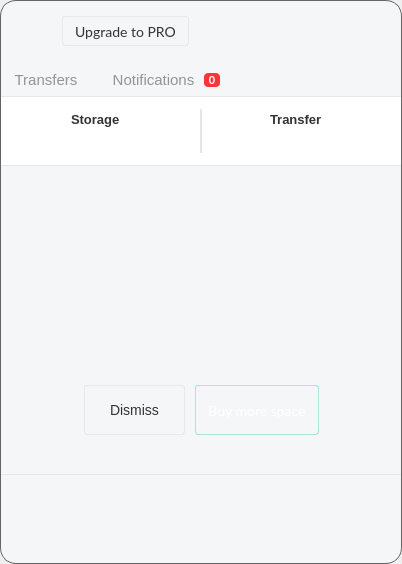
Qt form src/MEGASync/gui/linux/InfoDialog.ui (meganz/MEGAsync) before a commit.
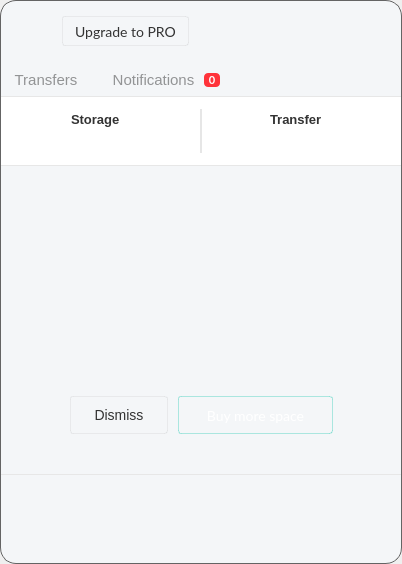
The same form after that commit. The open tabs and pages were chosen to show the change. Icons and pictures are not drawn. Custom widgets are drawn as their Qt base class.

```diff
--- a/src/MEGASync/gui/linux/InfoDialog.ui
+++ b/src/MEGASync/gui/linux/InfoDialog.ui
@@ -1586,7 +1586,7 @@
                             <property name="minimumSize">
                              <size>
                               <width>0</width>
-                              <height>75</height>
+                              <height>96</height>
                              </size>
                             </property>
                             <property name="maximumSize">
@@ -1629,10 +1629,16 @@
                              </item>
                              <item>
                               <widget class="QPushButton" name="bOQIcon">
+                               <property name="minimumSize">
+                                <size>
+                                 <width>96</width>
+                                 <height>96</height>
+                                </size>
+                               </property>
                                <property name="maximumSize">
                                 <size>
-                                 <width>64</width>
-                                 <height>64</height>
+                                 <width>96</width>
+                                 <height>96</height>
                                 </size>
                                </property>
                                <property name="text">
@@ -1640,8 +1646,8 @@
                                </property>
                                <property name="iconSize">
                                 <size>
-                                 <width>64</width>
-                                 <height>64</height>
+                                 <width>96</width>
+                                 <height>96</height>
                                 </size>
                                </property>
                               </widget>
@@ -1785,14 +1791,14 @@
                               <widget class="QPushButton" name="bDiscard">
                                <property name="minimumSize">
                                 <size>
-                                 <width>0</width>
-                                 <height>50</height>
+                                 <width>98</width>
+                                 <height>38</height>
                                 </size>
                                </property>
                                <property name="maximumSize">
                                 <size>
                                  <width>16777215</width>
-                                 <height>50</height>
+                                 <height>38</height>
                                 </size>
                                </property>
                                <property name="styleSheet">
@@ -1803,7 +1809,6 @@
 stop: 0 #ffffff, stop: 1 #fafafa);
  border-radius: 3px;
  border: 1px solid rgba(0, 0, 0, 5%);
- padding: 16px 25px 16px 25px;
  font-family: &quot;Lato&quot;;
  font-size: 14px;
  color: #333333;
@@ -1824,14 +1829,14 @@
                               <widget class="QPushButton" name="bBuyQuota">
                                <property name="minimumSize">
                                 <size>
-                                 <width>0</width>
-                                 <height>50</height>
+                                 <width>155</width>
+                                 <height>38</height>
                                 </size>
                                </property>
                                <property name="maximumSize">
                                 <size>
                                  <width>16777215</width>
-                                 <height>50</height>
+                                 <height>38</height>
                                 </size>
                                </property>
                                <property name="styleSheet">
@@ -1842,7 +1847,6 @@
 border: 1px solid rgba(0,191, 165, 30%);
 border-radius: 3px;
 color: #ffffff;
-padding: 7px 12px 7px 12px;
 background-color: qlineargradient(x1: 0, y1: 0, x2: 0, y2: 1,
 							stop: 0 rgba(0, 204, 176, 1), stop: 1 rgba(0, 172,149,1));
 }
```
